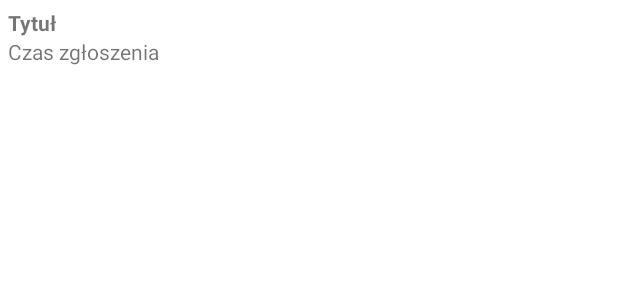
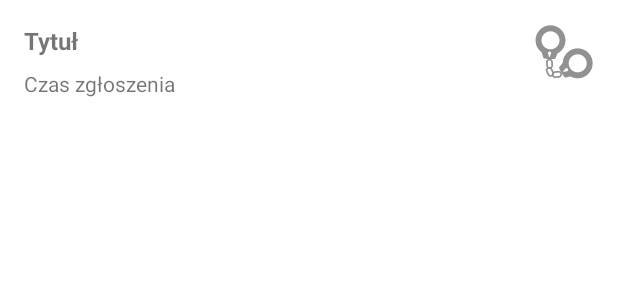
Before and after one commit to tombuczynski/criminalintent, an Android app: the layout list_item_crime.xml on its own in the app's theme, with its tools: preview values and no code run, on a phone screen of 412 x 824 dp. Shown: the top 300 px of the screen. Run offline under Robolectric (Android 15) with nearby library versions, the phone set to English and light mode, and no system bars.

Commit message:
Chapter 9

```diff
--- a/app/build.gradle
+++ b/app/build.gradle
@@ -29,6 +29,7 @@ android {
     buildFeatures {
         dataBinding true
     }
+    namespace 'com.bignerdranch.android.criminalintent'
 }
 
 dependencies {
--- a/app/src/main/AndroidManifest.xml
+++ b/app/src/main/AndroidManifest.xml
@@ -1,6 +1,5 @@
 <?xml version="1.0" encoding="utf-8"?>
-<manifest xmlns:android="http://schemas.android.com/apk/res/android"
-    package="com.bignerdranch.android.criminalintent">
+<manifest xmlns:android="http://schemas.android.com/apk/res/android">
 
     <application
         android:allowBackup="true"
--- a/app/src/main/res/layout/activity_fragment_container.xml
+++ b/app/src/main/res/layout/activity_fragment_container.xml
@@ -11,6 +11,6 @@
         android:id="@+id/fragment_container"
         android:layout_width="match_parent"
         android:layout_height="wrap_content"
-        tools:layout="@layout/fragment_crime" />
+        tools:layout="@layout/fragment_crime_list" />
 
 </LinearLayout>
--- a/app/src/main/res/layout/fragment_crime_list.xml
+++ b/app/src/main/res/layout/fragment_crime_list.xml
@@ -7,6 +7,7 @@
 
     <androidx.recyclerview.widget.RecyclerView
         android:id="@+id/crimeListRecView"
+        tools:listitem="@layout/list_item_crime"
         android:layout_width="match_parent"
         android:layout_height="match_parent" />
 
--- a/app/src/main/res/layout/list_item_crime.xml
+++ b/app/src/main/res/layout/list_item_crime.xml
@@ -1,22 +1,47 @@
 <?xml version="1.0" encoding="utf-8"?>
-<LinearLayout xmlns:android="http://schemas.android.com/apk/res/android"
+<androidx.constraintlayout.widget.ConstraintLayout xmlns:android="http://schemas.android.com/apk/res/android"
+    xmlns:app="http://schemas.android.com/apk/res-auto"
     xmlns:tools="http://schemas.android.com/tools"
     android:layout_width="match_parent"
     android:layout_height="wrap_content"
-    android:orientation="vertical"
-    android:background="?attr/selectableItemBackground"
-    android:padding="5dp">
+    android:background="?attr/selectableItemBackground">
 
     <TextView
         android:id="@+id/textViewTitle"
-        android:layout_width="match_parent"
+        android:layout_width="0dp"
         android:layout_height="wrap_content"
+        android:layout_marginStart="16dp"
+        android:layout_marginTop="16dp"
+        android:layout_marginEnd="8dp"
+        android:textSize="16sp"
         android:textStyle="bold"
+        app:layout_constraintEnd_toStartOf="@+id/imageViewSolved"
+        app:layout_constraintStart_toStartOf="parent"
+        app:layout_constraintTop_toTopOf="parent"
         tools:text="Tytuł" />
 
     <TextView
         android:id="@+id/textViewDateTime"
-        android:layout_width="match_parent"
+        android:layout_width="0dp"
         android:layout_height="wrap_content"
+        android:layout_marginStart="16dp"
+        android:layout_marginTop="8dp"
+        android:layout_marginEnd="8dp"
+        app:layout_constraintEnd_toStartOf="@+id/imageViewSolved"
+        app:layout_constraintStart_toStartOf="parent"
+        app:layout_constraintTop_toBottomOf="@+id/textViewTitle"
         tools:text="Czas zgłoszenia" />
-</LinearLayout>
+
+    <ImageView
+        android:id="@+id/imageViewSolved"
+        android:layout_width="wrap_content"
+        android:layout_height="wrap_content"
+        android:layout_marginTop="16dp"
+        android:layout_marginEnd="16dp"
+        android:layout_marginBottom="16dp"
+        app:layout_constraintBottom_toBottomOf="parent"
+        app:layout_constraintEnd_toEndOf="parent"
+        app:layout_constraintTop_toTopOf="parent"
+        app:srcCompat="@drawable/ic_solved"
+        android:contentDescription="@string/crime_solved" />
+</androidx.constraintlayout.widget.ConstraintLayout>
--- a/build.gradle
+++ b/build.gradle
@@ -5,7 +5,7 @@ buildscript {
         mavenCentral()
     }
     dependencies {
-        classpath 'com.android.tools.build:gradle:7.1.3'
+        classpath 'com.android.tools.build:gradle:7.2.0'
 
         // NOTE: Do not place your application dependencies here; they belong
         // in the individual module build.gradle files
```
Also changed, not shown: app/src/main/java/com/bignerdranch/android/criminalintent/ui/CrimeRecViewAdapter.java (+9 -8 lines), app/src/main/res/layout/list_item_crime_police.xml (+27 -8 lines), app/src/main/res/drawable-hdpi/ic_solved.png (added), app/src/main/res/drawable-mdpi/ic_solved.png (added), app/src/main/res/drawable-xhdpi/ic_solved.png (added), app/src/main/res/drawable-xxhdpi/ic_solved.png (added), app/src/main/res/drawable-xxxhdpi/ic_solved.png (added), gradle/wrapper/gradle-wrapper.properties, 1 other file.
